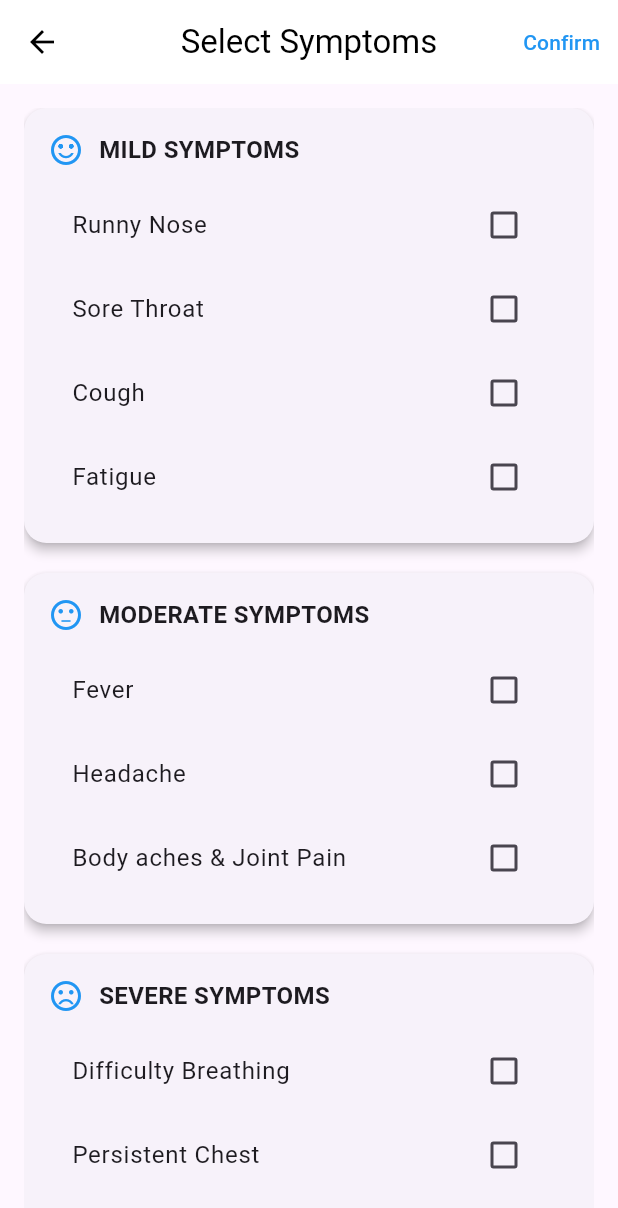
After one commit to YiPei0602/CareEase, a Flutter app: the SymptomsScreen screen opened directly, on a phone screen of 412 x 824 dp. The commit adds this screen. Shown: the top 1208 px of the screen. Run offline on Flutter 3.47's test engine with Material 3 defaults, Android fonts, the phone set to English and light mode, and no system bars; our stand-ins replace animate_do, table_calendar.

Commit message:
add symptom page

```diff
--- /dev/null
+++ b/lib/DailyTracker/symptoms_screen.dart
@@ -0,0 +1,181 @@
+import 'package:flutter/material.dart';
+import 'package:animate_do/animate_do.dart';
+
+class SymptomsScreen extends StatefulWidget {
+  @override
+  _SymptomsScreenState createState() => _SymptomsScreenState();
+}
+
+class _SymptomsScreenState extends State<SymptomsScreen> {
+  List<String> selectedSymptoms = [];
+  List<String> otherSymptoms = [];
+  TextEditingController otherSymptomController = TextEditingController();
+
+  final Map<String, List<String>> symptoms = {
+    "Mild Symptoms": ["Runny Nose", "Sore Throat", "Cough", "Fatigue"],
+    "Moderate Symptoms": ["Fever", "Headache", "Body aches & Joint Pain"],
+    "Severe Symptoms": [
+      "Difficulty Breathing",
+      "Persistent Chest",
+      "Body Confusion"
+    ],
+  };
+
+  final Map<String, IconData> categoryIcons = {
+    "Mild Symptoms": Icons.sentiment_satisfied_alt,
+    "Moderate Symptoms": Icons.sentiment_neutral,
+    "Severe Symptoms": Icons.sentiment_very_dissatisfied,
+  };
+
+  void _addOtherSymptom() {
+    String symptom = otherSymptomController.text.trim();
+    if (symptom.isNotEmpty && !otherSymptoms.contains(symptom)) {
+      setState(() {
+        otherSymptoms.add(symptom);
+        selectedSymptoms.add(symptom);
+        otherSymptomController.clear();
+      });
+    }
+  }
+
+  @override
+  Widget build(BuildContext context) {
+    return Scaffold(
+      appBar: AppBar(
+        leading: IconButton(
+          icon: Icon(Icons.arrow_back, color: Colors.black),
+          onPressed: () {
+            Navigator.pop(context);
+          },
+        ),
+        title: Text("Select Symptoms", style: TextStyle(color: Colors.black)),
+        centerTitle: true,
+        backgroundColor: Colors.white,
+        elevation: 0,
+        actions: [
+          TextButton(
+            onPressed: () {
+              Navigator.pop(context, selectedSymptoms);
+            },
+            child: Text("Confirm", style: TextStyle(color: Colors.blue)),
+          )
+        ],
+      ),
+      body: Padding(
+        padding: const EdgeInsets.all(16.0),
+        child: ListView(
+          children: [
+            ...symptoms.entries.map((entry) {
+              return FadeInUp(
+                duration: Duration(milliseconds: 400),
+                child: Card(
+                  shape: RoundedRectangleBorder(
+                      borderRadius: BorderRadius.circular(15)),
+                  elevation: 3,
+                  margin: EdgeInsets.only(bottom: 20),
+                  child: Padding(
+                    padding: EdgeInsets.all(16),
+                    child: Column(
+                      crossAxisAlignment: CrossAxisAlignment.start,
+                      children: [
+                        Row(
+                          children: [
+                            Icon(categoryIcons[entry.key], color: Colors.blue),
+                            SizedBox(width: 10),
+                            Text(
+                              entry.key.toUpperCase(),
+                              style: TextStyle(
+                                  fontWeight: FontWeight.bold, fontSize: 16),
+                            ),
+                          ],
+                        ),
+                        SizedBox(height: 10),
+                        ...entry.value.map((symptom) => CheckboxListTile(
+                              shape: RoundedRectangleBorder(
+                                borderRadius: BorderRadius.circular(10),
+                              ),
+                              title: Text(symptom),
+                              value: selectedSymptoms.contains(symptom),
+                              onChanged: (bool? value) {
+                                setState(() {
+                                  if (value == true) {
+                                    selectedSymptoms.add(symptom);
+                                  } else {
+                                    selectedSymptoms.remove(symptom);
+                                  }
+                                });
+                              },
+                              activeColor: Colors.blue,
+                            )),
+                      ],
+                    ),
+                  ),
+                ),
+              );
+            }).toList(),
+
+            // Others section
+            FadeInUp(
+              duration: Duration(milliseconds: 400),
+              child: Card(
+                shape: RoundedRectangleBorder(
+                    borderRadius: BorderRadius.circular(15)),
+                elevation: 3,
+                margin: EdgeInsets.only(bottom: 20),
+                child: Padding(
+                  padding: EdgeInsets.all(16),
+                  child: Column(
+                    crossAxisAlignment: CrossAxisAlignment.start,
+                    children: [
+                      Row(
+                        children: [
+                          Icon(Icons.add, color: Colors.blue),
+                          SizedBox(width: 10),
+                          Text(
+                            "Others",
+                            style: TextStyle(
+                                fontWeight: FontWeight.bold, fontSize: 16),
+                          ),
+                        ],
+                      ),
+                      SizedBox(height: 10),
+                      TextField(
+                        controller: otherSymptomController,
+                        decoration: InputDecoration(
+                          hintText: "Enter other symptom...",
+                          suffixIcon: IconButton(
+                            icon: Icon(Icons.add_circle, color: Colors.blue),
+                            onPressed: _addOtherSymptom,
+                          ),
+                          border: OutlineInputBorder(
+                            borderRadius: BorderRadius.circular(10),
+                          ),
+                        ),
+                      ),
+                      SizedBox(height: 10),
+                      // Display other symptoms as checkboxes
+                      ...otherSymptoms.map((symptom) => CheckboxListTile(
+                            title: Text(symptom),
+                            value: selectedSymptoms.contains(symptom),
+                            onChanged: (bool? value) {
+                              setState(() {
+                                if (value == true) {
+                                  selectedSymptoms.add(symptom);
+                                } else {
+                                  selectedSymptoms.remove(symptom);
+                                }
+                              });
+                            },
+                            activeColor: Colors.blue,
+                          )),
+                    ],
+                  ),
+                ),
+              ),
+            ),
+          ],
+        ),
+      ),
+    );
+  }
+}
--- a/lib/DailyTracker/tracker.dart
+++ b/lib/DailyTracker/tracker.dart
@@ -1,5 +1,6 @@
 import 'package:flutter/material.dart';
 import 'package:table_calendar/table_calendar.dart';
+import 'symptoms_screen.dart';
 
 class DailyTrackerScreen extends StatefulWidget {
   @override
@@ -47,7 +48,20 @@ class _DailyTrackerScreenState extends State<DailyTrackerScreen> {
               ],
             ),
             SizedBox(height: 10),
-            Row(
+            GestureDetector(
+              onTap: () async {
+                final selectedSymptom = await Navigator.push(
+                  context,
+                  MaterialPageRoute(builder: (context) => SymptomsScreen()),
+                );
+
+                if (selectedSymptom != null) {
+                  setState(() {
+                    print("Selected Symptom: $selectedSymptom");
+                  });
+                }
+              },
+              child: Row(
                 children: [
                   Icon(Icons.add_circle_outline, color: Colors.blue),
                   SizedBox(width: 8),
@@ -57,6 +71,7 @@ class _DailyTrackerScreenState extends State<DailyTrackerScreen> {
                           fontWeight: FontWeight.bold,
                           color: Colors.blue)),
                 ],
+              ),
             ),
             SizedBox(height: 20),
             Container(
--- a/pubspec.yaml
+++ b/pubspec.yaml
@@ -36,6 +36,7 @@ dependencies:
   # Use with the CupertinoIcons class for iOS style icons.
   cupertino_icons: ^1.0.6
   table_calendar: ^3.2.0
+  animate_do: ^4.2.0
 
 dev_dependencies:
   flutter_test:
```
Also changed, not shown: pubspec.lock. Lines whose indentation alone changed are shown as unchanged.
